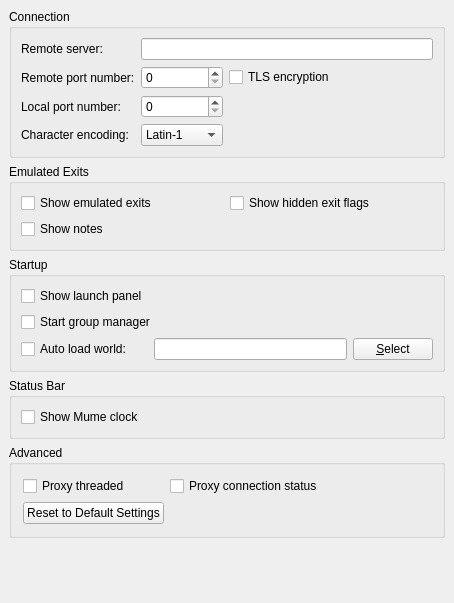
The window that src/preferences/generalpage.ui (MUME/MMapper) describes before a commit, drawn with Qt 5.
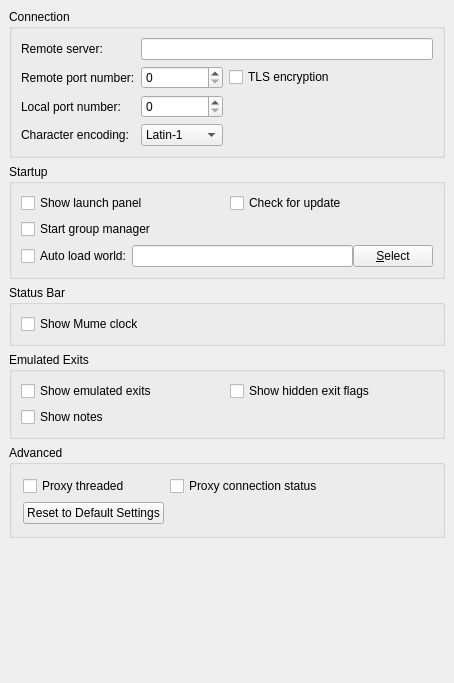
The same window after the commit.

Commit message: Expose setting in preferences to toggle checking for updates

What changed in the file:
```diff
--- a/src/preferences/generalpage.ui
+++ b/src/preferences/generalpage.ui
@@ -7,7 +7,7 @@
     <x>0</x>
     <y>0</y>
     <width>454</width>
-    <height>603</height>
+    <height>683</height>
    </rect>
   </property>
   <property name="sizePolicy">
@@ -186,51 +186,6 @@
      </layout>
     </widget>
    </item>
-   <item>
-    <widget class="QGroupBox" name="groupBox_exits">
-     <property name="title">
-      <string>Emulated Exits</string>
-     </property>
-     <layout class="QGridLayout" name="gridLayout_6">
-      <property name="leftMargin">
-       <number>9</number>
-      </property>
-      <property name="topMargin">
-       <number>9</number>
-      </property>
-      <property name="rightMargin">
-       <number>9</number>
-      </property>
-      <property name="bottomMargin">
-       <number>9</number>
-      </property>
-      <property name="spacing">
-       <number>6</number>
-      </property>
-      <item row="1" column="0">
-       <widget class="QCheckBox" name="emulatedExitsCheckBox">
-        <property name="text">
-         <string>Show emulated exits</string>
-        </property>
-       </widget>
-      </item>
-      <item row="1" column="1">
-       <widget class="QCheckBox" name="showHiddenExitFlagsCheckBox">
-        <property name="text">
-         <string>Show hidden exit flags</string>
-        </property>
-       </widget>
-      </item>
-      <item row="2" column="0">
-       <widget class="QCheckBox" name="showNotesCheckBox">
-        <property name="text">
-         <string>Show notes</string>
-        </property>
-       </widget>
-      </item>
-     </layout>
-    </widget>
-   </item>
    <item>
     <widget class="QGroupBox" name="groupBox">
      <property name="title">
@@ -252,6 +207,54 @@
       <property name="spacing">
        <number>6</number>
       </property>
+      <item row="4" column="0">
+       <widget class="QCheckBox" name="autoStartGroupManagerCheckBox">
+        <property name="text">
+         <string>Start group manager</string>
+        </property>
+       </widget>
+      </item>
+      <item row="3" column="0">
+       <widget class="QCheckBox" name="showLaunchPanelCheckBox">
+        <property name="text">
+         <string>Show launch panel</string>
+        </property>
+       </widget>
+      </item>
+      <item row="3" column="1">
+       <widget class="QCheckBox" name="checkForUpdateCheckBox">
+        <property name="text">
+         <string>Check for update</string>
+        </property>
+       </widget>
+      </item>
+      <item row="5" column="0" colspan="2">
+       <widget class="QFrame" name="autoLoadFileFrame">
+        <property name="frameShape">
+         <enum>QFrame::NoFrame</enum>
+        </property>
+        <property name="frameShadow">
+         <enum>QFrame::Plain</enum>
+        </property>
+        <property name="lineWidth">
+         <number>0</number>
+        </property>
+        <layout class="QGridLayout" name="gridLayout_2">
+         <property name="leftMargin">
+          <number>0</number>
+         </property>
+         <property name="topMargin">
+          <number>0</number>
+         </property>
+         <property name="rightMargin">
+          <number>0</number>
+         </property>
+         <property name="bottomMargin">
+          <number>0</number>
+         </property>
+         <property name="spacing">
+          <number>0</number>
+         </property>
       <item row="2" column="0">
        <widget class="QCheckBox" name="autoLoadCheck">
         <property name="text">
@@ -269,13 +272,6 @@
         </property>
        </widget>
       </item>
-      <item row="0" column="0">
-       <widget class="QCheckBox" name="showLaunchPanelCheckBox">
-        <property name="text">
-         <string>Show launch panel</string>
-        </property>
-       </widget>
-      </item>
       <item row="2" column="2">
        <widget class="QPushButton" name="selectWorldFileButton">
         <property name="sizePolicy">
@@ -289,11 +285,7 @@
         </property>
        </widget>
       </item>
-      <item row="1" column="0" colspan="2">
-       <widget class="QCheckBox" name="autoStartGroupManagerCheckBox">
-        <property name="text">
-         <string>Start group manager</string>
-        </property>
+        </layout>
        </widget>
       </item>
      </layout>
@@ -330,6 +322,51 @@
      </layout>
     </widget>
    </item>
+   <item>
+    <widget class="QGroupBox" name="groupBox_exits">
+     <property name="title">
+      <string>Emulated Exits</string>
+     </property>
+     <layout class="QGridLayout" name="gridLayout_6">
+      <property name="leftMargin">
+       <number>9</number>
+      </property>
+      <property name="topMargin">
+       <number>9</number>
+      </property>
+      <property name="rightMargin">
+       <number>9</number>
+      </property>
+      <property name="bottomMargin">
+       <number>9</number>
+      </property>
+      <property name="spacing">
+       <number>6</number>
+      </property>
+      <item row="1" column="0">
+       <widget class="QCheckBox" name="emulatedExitsCheckBox">
+        <property name="text">
+         <string>Show emulated exits</string>
+        </property>
+       </widget>
+      </item>
+      <item row="2" column="0">
+       <widget class="QCheckBox" name="showNotesCheckBox">
+        <property name="text">
+         <string>Show notes</string>
+        </property>
+       </widget>
+      </item>
+      <item row="1" column="1">
+       <widget class="QCheckBox" name="showHiddenExitFlagsCheckBox">
+        <property name="text">
+         <string>Show hidden exit flags</string>
+        </property>
+       </widget>
+      </item>
+     </layout>
+    </widget>
+   </item>
    <item>
     <widget class="QGroupBox" name="groupBox_2">
      <property name="title">
```
Left out of the diff: 5 changed lines with no effect on the pictures. Lines whose indentation alone changed are shown as unchanged. The commit also changes 1 other file.
